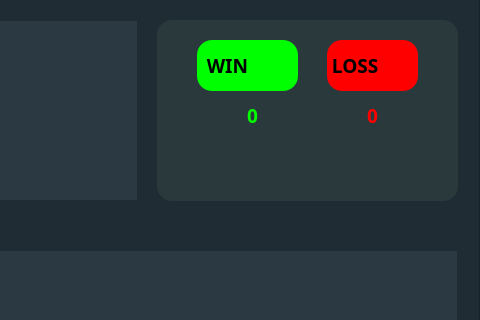
NelsonChad/python-robot, file roboUI.ui: the form before one commit; both pictures show x 643 to 1123 and y 230 to 550 of the 1123 by 732 pixel window.
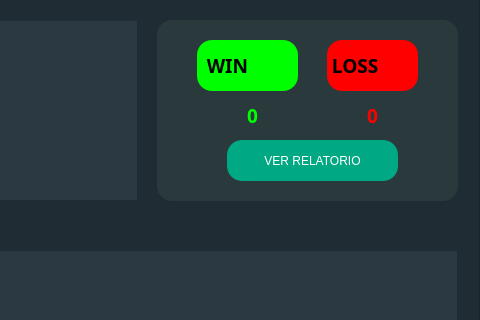
The form after the commit.

Commit message: update stop trade and soros

The edit to the form file:
```diff
--- a/roboUI.ui
+++ b/roboUI.ui
@@ -1140,6 +1140,23 @@
          <string>  WIN</string>
         </property>
        </widget>
+       <widget class="QPushButton" name="pushButtonShowReport">
+        <property name="geometry">
+         <rect>
+          <x>70</x>
+          <y>120</y>
+          <width>171</width>
+          <height>41</height>
+         </rect>
+        </property>
+        <property name="styleSheet">
+         <string notr="true">color: rgb(255, 255, 255);
+background-color: rgb(0, 168, 132);</string>
+        </property>
+        <property name="text">
+         <string>VER RELATORIO</string>
+        </property>
+       </widget>
       </widget>
      </widget>
     </item>
```
The commit also changes 2 other files.
